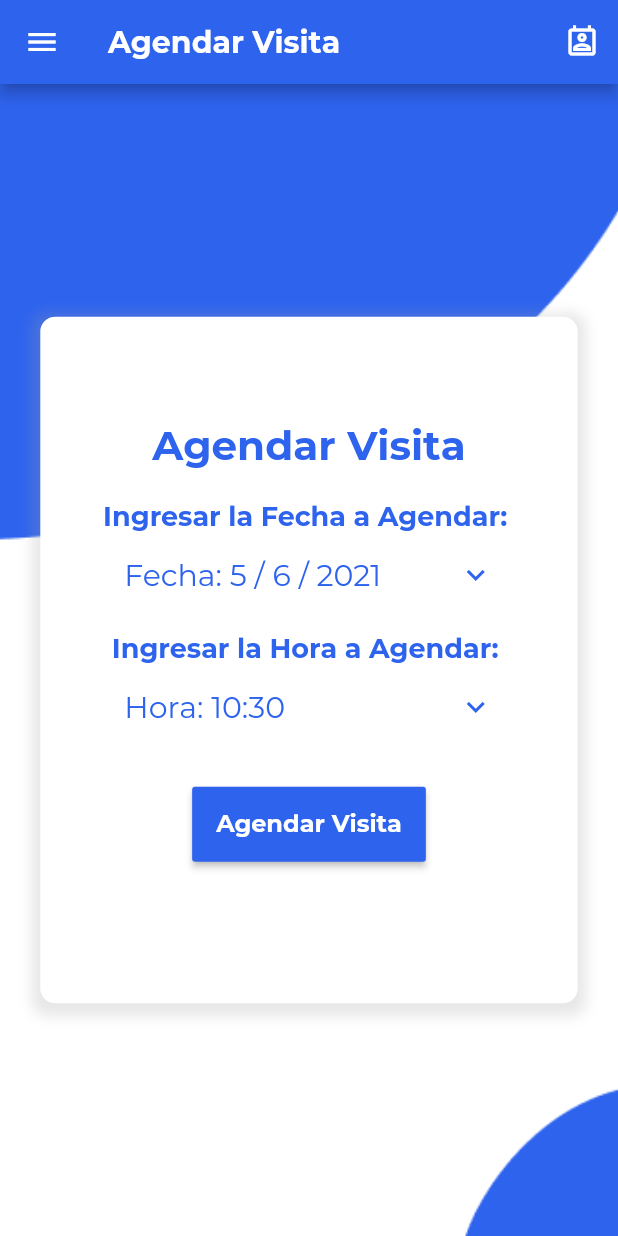
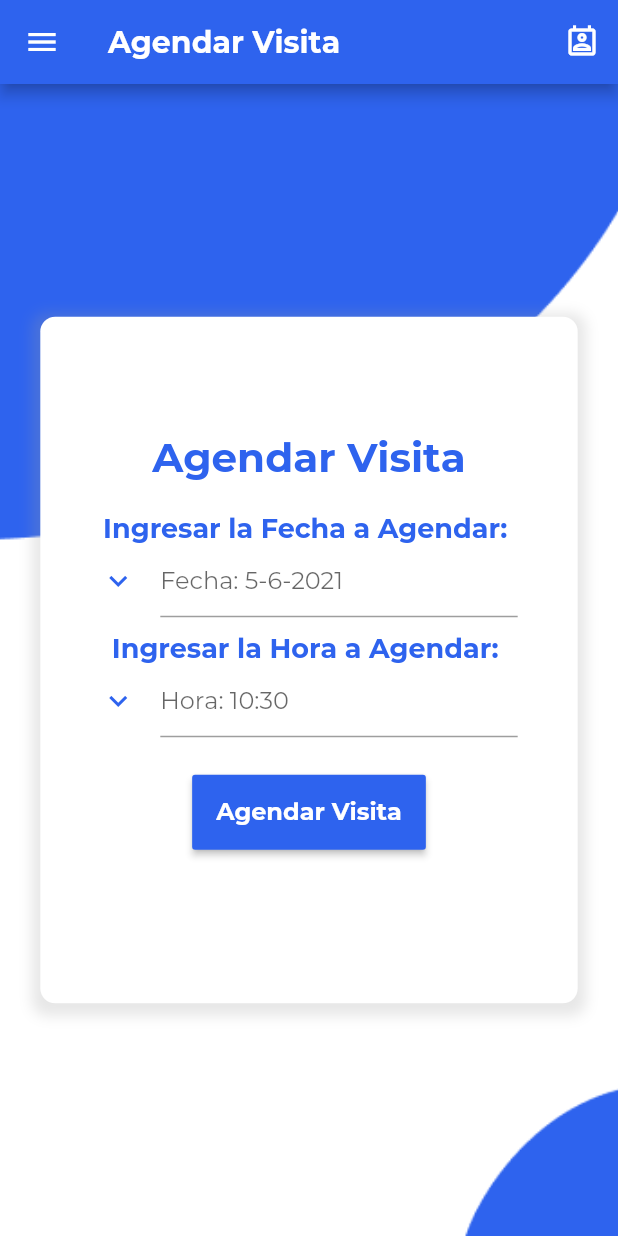
Before and after one commit to Jcss1462/reciclajeApp, a Flutter app: the FormAgendaVisitaCivil screen opened by its route, on a phone screen of 412 x 824 dp. Run offline on Flutter 3.47's test engine with Material 2 defaults, Android fonts, the phone set to English and light mode, and no system bars; our stand-ins replace firebase_auth, firebase_core, flutter_dotenv, geolocator, google_maps_flutter, shared_preferences; missing offline and left inert: flutter_polyline_points, geocoder; accounts and stored records are empty.

Commit message:
Cambios en formulario agendar visita

```diff
--- a/lib/page/formAgendaVisitaCivil.dart
+++ b/lib/page/formAgendaVisitaCivil.dart
@@ -13,6 +13,7 @@ class _FormAgendaVisitaCivilState extends State<FormAgendaVisitaCivil> {
   Preferences preferencias = new Preferences();
   String _email;
   DateTime dateTime;
+  DateTime hora;
   TimeOfDay timeOfDay;
   final fromKey = GlobalKey<FormState>();
 
@@ -117,20 +118,35 @@ class _FormAgendaVisitaCivilState extends State<FormAgendaVisitaCivil> {
                                           fontWeight: FontWeight.bold,
                                           fontSize: 18),
                                     ),
-                                    ListTile(
-                                      title: Text(
-                                        "Fecha: ${dateTime.day} / ${dateTime.month} / ${dateTime.year}",
-                                        style: TextStyle(
-                                            color:
-                                                Color.fromRGBO(46, 99, 238, 1),
-                                            fontWeight: FontWeight.normal,
-                                            fontSize: 20),
-                                      ),
-                                      trailing: Icon(
-                                        Icons.keyboard_arrow_down,
-                                        color: Color.fromRGBO(46, 99, 238, 1),
+                                    TextFormField(
+                                      decoration: InputDecoration(
+                                        hintText:
+                                            "Fecha: ${dateTime.day}-${dateTime.month}-${dateTime.year}",
+                                        icon: Icon(
+                                          Icons.keyboard_arrow_down,
+                                          color: Color.fromRGBO(46, 99, 238, 1),
+                                        ),
                                       ),
                                       onTap: _pickDate,
+                                      onSaved: (value) {
+                                        dateTime = DateTime.parse(value);
+                                        if (value != null) {
+                                          dateTime = dateTime;
+                                        }
+                                      },
+                                      onChanged: (value) {
+                                        dateTime = DateTime.parse(value);
+                                        if (value != null) {
+                                          dateTime = dateTime;
+                                        }
+                                      },
+                                      validator: (value) {
+                                        if (value.isEmpty) {
+                                          return "Llenar el campo";
+                                        } else {
+                                          return null;
+                                        }
+                                      },
                                     ),
                                     SizedBox(
                                       height: 10,
@@ -142,20 +158,37 @@ class _FormAgendaVisitaCivilState extends State<FormAgendaVisitaCivil> {
                                           fontWeight: FontWeight.bold,
                                           fontSize: 18),
                                     ),
-                                    ListTile(
-                                      title: Text(
-                                        "Hora: ${timeOfDay.hour}:${timeOfDay.minute} ",
-                                        style: TextStyle(
-                                            color:
-                                                Color.fromRGBO(46, 99, 238, 1),
-                                            fontWeight: FontWeight.normal,
-                                            fontSize: 20),
-                                      ),
-                                      trailing: Icon(
-                                        Icons.keyboard_arrow_down,
-                                        color: Color.fromRGBO(46, 99, 238, 1),
+                                    TextFormField(
+                                      decoration: InputDecoration(
+                                        hintText:
+                                            "Hora: ${timeOfDay.hour}:${timeOfDay.minute} ",
+                                        icon: Icon(
+                                          Icons.keyboard_arrow_down,
+                                          color: Color.fromRGBO(46, 99, 238, 1),
+                                        ),
                                       ),
                                       onTap: _pickTime,
+                                      onSaved: (value) {
+                                        timeOfDay = TimeOfDay.fromDateTime(
+                                            DateTime.parse(value));
+                                        if (value != null) {
+                                          timeOfDay = timeOfDay;
+                                        }
+                                      },
+                                      onChanged: (value) {
+                                        timeOfDay = TimeOfDay.fromDateTime(
+                                            DateTime.parse(value));
+                                        if (value != null) {
+                                          timeOfDay = timeOfDay;
+                                        }
+                                      },
+                                      validator: (value) {
+                                        if (value.isEmpty) {
+                                          return "Llenar el campo";
+                                        } else {
+                                          return null;
+                                        }
+                                      },
                                     ),
                                   ],
                                 ),
```
